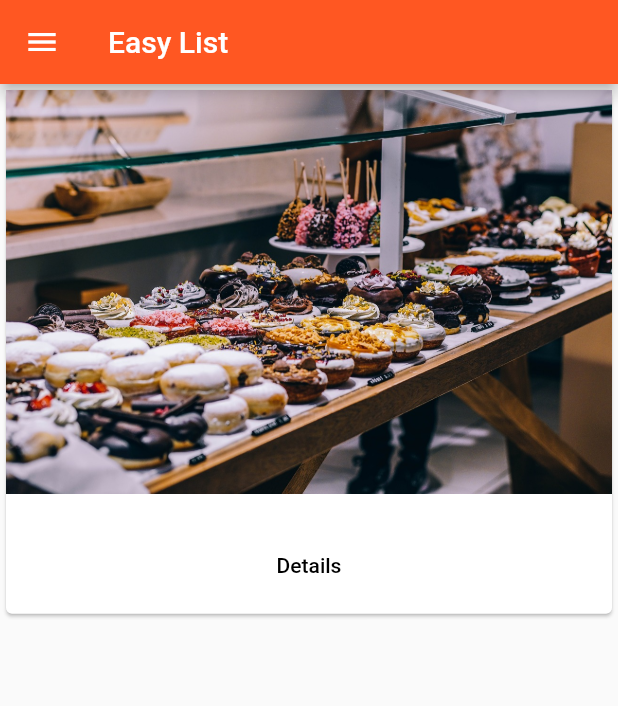
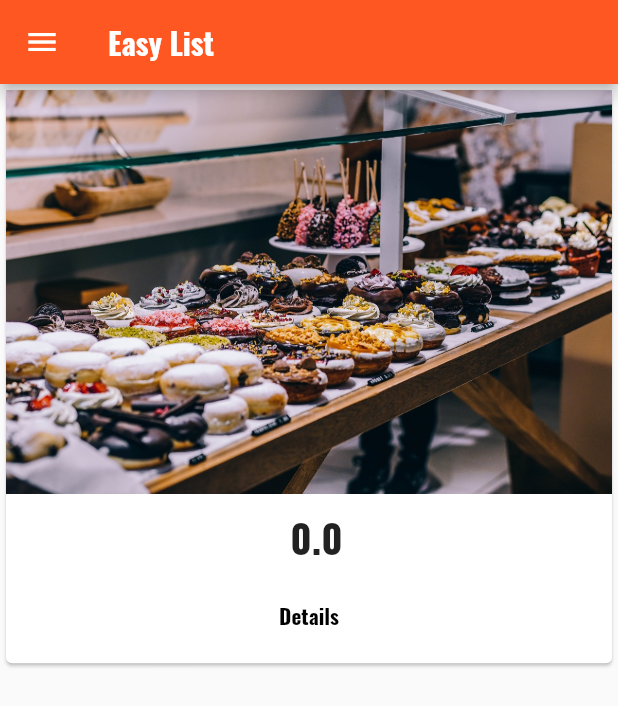
Before and after one commit to LinkWoong/flutter_course, a Flutter app: the ProductsAdminPage screen opened by its route, after a tap on "Save", on a phone screen of 412 x 824 dp. Shown: the top 706 px of the screen. Run offline on Flutter 3.47's test engine with Material 2 defaults, Android fonts, the phone set to English and light mode, and no system bars.

```diff
--- a/lib/main.dart
+++ b/lib/main.dart
@@ -42,6 +42,7 @@ class _MyAppState extends State<MyApp> {
         brightness: Brightness.light,
         primarySwatch: Colors.deepOrange,
         accentColor: Colors.deepPurple,
+        fontFamily: 'Oswald'
       ),
       // Auth page is always the first page
       home: AuthPage(),
--- a/lib/pages/product.dart
+++ b/lib/pages/product.dart
@@ -35,7 +35,6 @@ class ProductPage extends StatelessWidget {
   ProductPage(this.title, this.imageUrl);
   @override
   Widget build(BuildContext context) {
-    // TODO: implement build
     // Replace the homepage, so return a new scaffold
     // However, when clicking the default return button which locates on upper left corner, the returned value would be null
     // To solve this issue, wrap the scafold in a WillPopScope() widget.
--- a/lib/pages/products.dart
+++ b/lib/pages/products.dart
@@ -7,7 +7,6 @@ class ProductsPage extends StatelessWidget {
 
   @override
   Widget build(BuildContext context) {
-    // TODO: implement build
     return Scaffold(
         drawer: Drawer(
           child: Column(
--- a/lib/pages/products_admin.dart
+++ b/lib/pages/products_admin.dart
@@ -11,7 +11,6 @@ class ProductsAdminPage extends StatelessWidget {
 
   @override
   Widget build(BuildContext context) {
-    // TODO: implement build
     return DefaultTabController(
       length: 2, //how many tabs will it have
       child: Scaffold(
--- a/lib/products.dart
+++ b/lib/products.dart
@@ -15,14 +15,32 @@ class Products extends StatelessWidget {
       child: Column(
         children: <Widget>[
           Image.asset(products[index]['image']),
-          Text(products[index]['title']),
+          // SizedBox(height: 10.0,),
+          Container(
+            margin: EdgeInsets.only(top: 10.0),
+            child: Row(
+              mainAxisAlignment: MainAxisAlignment.center, // mainAxisAlignment depends on Row or Col you used
+              children: <Widget>[
+                Text(
+                  products[index]['title'],
+                  style: TextStyle(fontSize: 26.0, fontWeight: FontWeight.bold, fontFamily: 'Oswald'),
+                ),
+                SizedBox(width: 10.0,),
+                Text(
+                  products[index]['price'].toString(), //Text widget
+                  style: TextStyle(fontSize: 26.0, ),
+                )
+              ],
+            )
+
+          ),
           ButtonBar(
             alignment: MainAxisAlignment.center,
             children: <Widget>[
               FlatButton(
                 child: Text('Details'),
-                onPressed: () => Navigator.pushNamed<bool>(
-                            context, '/product/' + index.toString()) // using named route
+                onPressed: () => Navigator.pushNamed<bool>(context,
+                            '/product/' + index.toString()) // using named route
                         .then((bool value) {
                       if (value) {
                         // deleteProduct(index);
```
Also changed, not shown: pubspec.yaml (+5 -4 lines), assets/Oswald-Bold.ttf (added).
